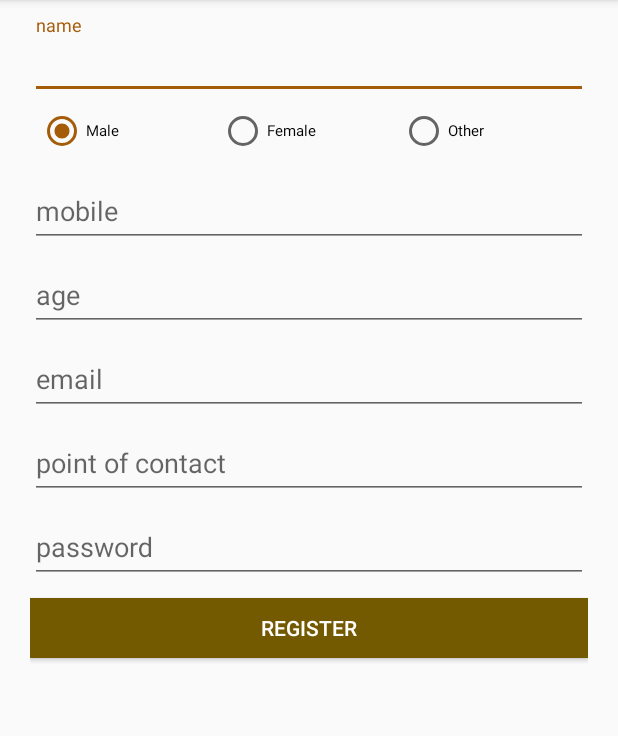
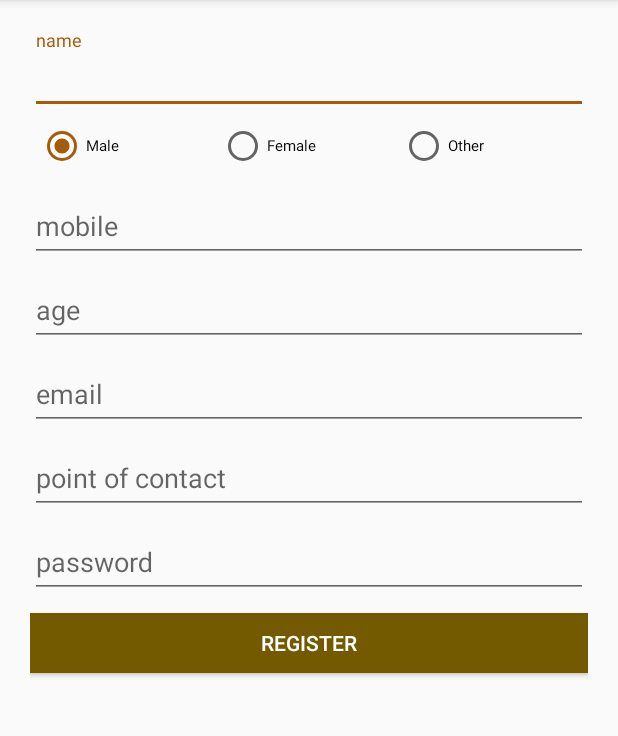
Before and after one commit to sreelallalu/Acrs_User, an Android app: the RegisterActivity screen opened directly, with no data from a screen before it, on a phone screen of 412 x 824 dp, the part 84-820 px from its top. Run offline under Robolectric (Android 15) with nearby library versions, the phone set to English and light mode, and no system bars; our stand-ins replace Dagger/Hilt's generated code, data binding.

Commit message:
design changes first

```diff
--- a/app/src/main/res/layout/activity_register.xml
+++ b/app/src/main/res/layout/activity_register.xml
@@ -9,11 +9,12 @@
     tools:context=".ui.register.RegisterActivity">
 
     <LinearLayout
+
         android:layout_width="match_parent"
         android:layout_height="match_parent"
         android:layout_marginLeft="20dp"
         android:layout_marginRight="20dp"
-        android:layout_marginTop="10dp"
+        android:layout_marginTop="20dp"
         android:orientation="vertical">
 
         <android.support.design.widget.TextInputLayout
```
